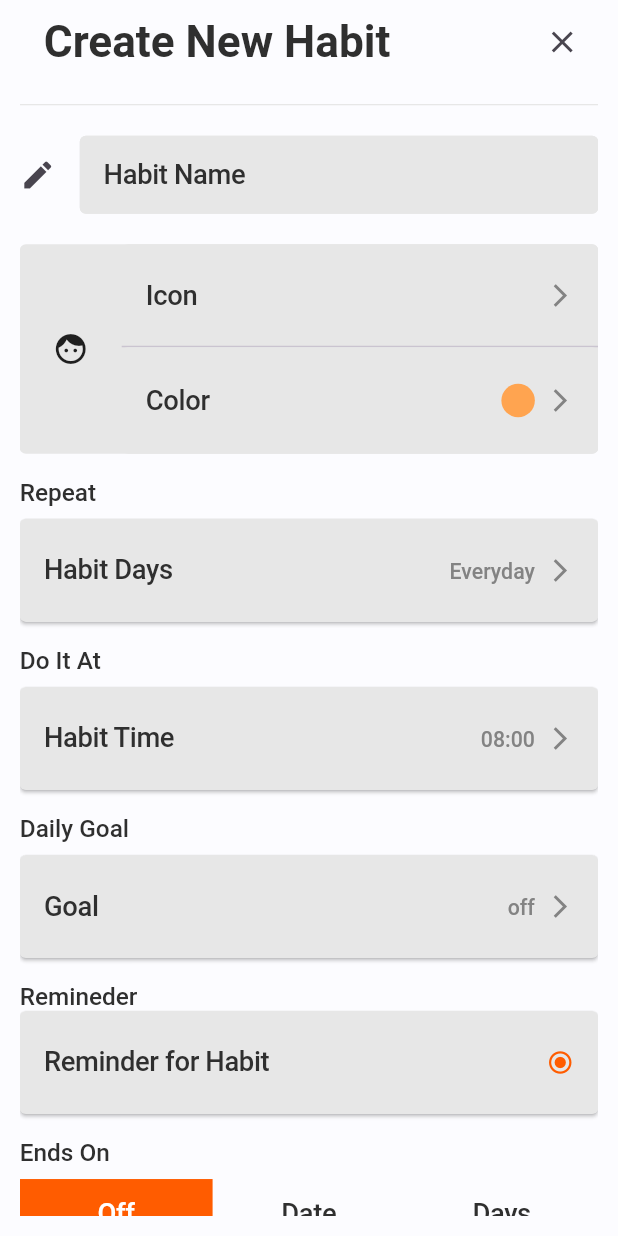
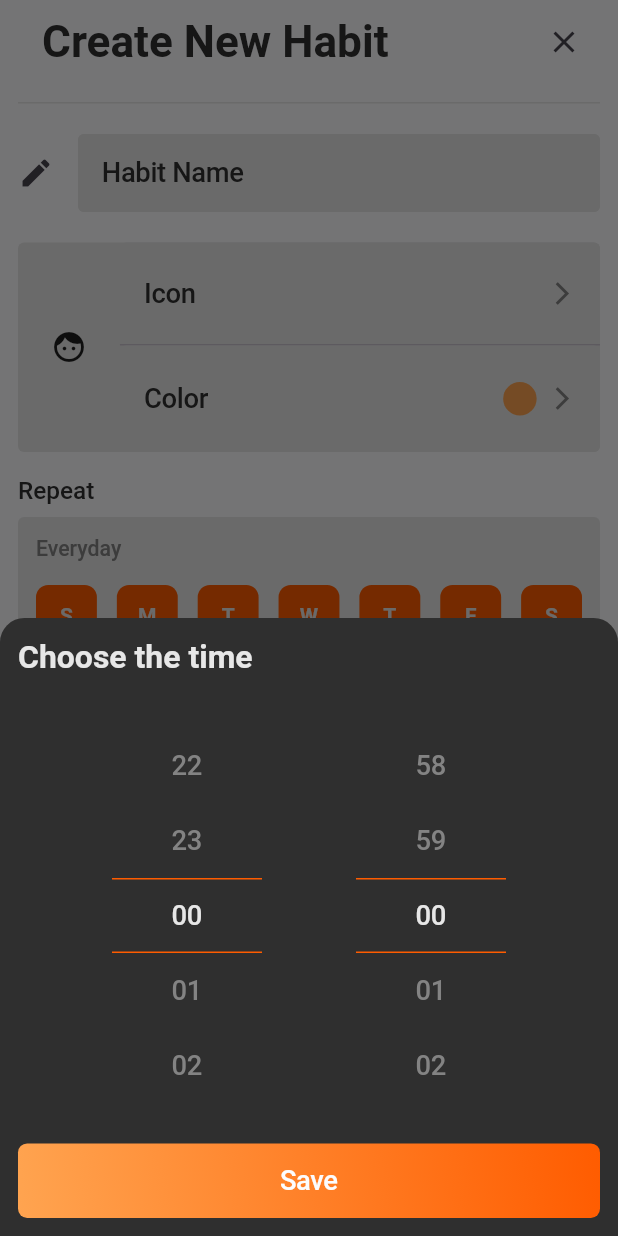
Before and after one commit to seiffbdd/habit_tracker, a Flutter app: the AddHabitView screen opened by its route, after a tap on "Habit Time", on a phone screen of 412 x 824 dp. Run offline on Flutter 3.47's test engine with Material 3 defaults, Android fonts, the phone set to English and light mode, and no system bars; drawn by our look-alikes of numberpicker; our stand-ins replace flutter_screenutil, go_router, sqflite; accounts and stored records are empty.

Commit message:
used the custom widgets in the add habit view

```diff
--- a/lib/features/add_habit/presentation/view/add_habit_view.dart
+++ b/lib/features/add_habit/presentation/view/add_habit_view.dart
@@ -3,10 +3,15 @@ import 'package:flutter_screenutil/flutter_screenutil.dart';
 import 'package:go_router/go_router.dart';
 import 'package:habit_tracker/core/constants/ui_constants.dart';
 import 'package:habit_tracker/core/theme/app_colors.dart';
+import 'package:habit_tracker/core/utils/components.dart';
+import 'package:habit_tracker/features/add_habit/presentation/view/widgets/build_bottom_sheet.dart';
 import 'package:habit_tracker/features/add_habit/presentation/view/widgets/build_tab_bar.dart';
+import 'package:habit_tracker/features/add_habit/presentation/view/widgets/default_number_picker.dart';
 import 'package:habit_tracker/features/add_habit/presentation/view/widgets/labeled_action_button.dart';
 import 'package:habit_tracker/features/add_habit/presentation/view/widgets/custom_text_form_field.dart';
 import 'package:habit_tracker/features/add_habit/presentation/view/widgets/icon_and_color_card.dart';
+import 'package:habit_tracker/core/widgets/gredient_button.dart';
+import 'package:habit_tracker/features/add_habit/presentation/view/widgets/weakday_selector.dart';
 
 class AddHabitView extends StatefulWidget {
   const AddHabitView({super.key});
@@ -34,13 +39,15 @@ class _AddHabitViewState extends State<AddHabitView>
     _tabController.dispose();
   }
 
+  int _hour = 0;
+  int _minute = 0;
   @override
   Widget build(BuildContext context) {
     return Scaffold(
       appBar: AppBar(
-        actionsPadding: EdgeInsets.only(right: 12.0.w),
-        title: Padding(
-          padding: EdgeInsets.only(left: 12.0.w),
+        actionsPadding: const EdgeInsets.only(right: 12.0),
+        title: const Padding(
+          padding: EdgeInsets.only(left: 12.0),
           child: Text('Create New Habit'),
         ),
         automaticallyImplyLeading: false,
@@ -49,12 +56,12 @@ class _AddHabitViewState extends State<AddHabitView>
             onPressed: () {
               context.pop();
             },
-            icon: Icon(Icons.close),
+            icon: const Icon(Icons.close),
           ),
         ],
       ),
       body: Padding(
-        padding: EdgeInsets.all(12.w),
+        padding: const EdgeInsets.all(12),
         child: SingleChildScrollView(
           child: Column(
             crossAxisAlignment: CrossAxisAlignment.start,
@@ -63,15 +70,12 @@ class _AddHabitViewState extends State<AddHabitView>
               height20,
               CustomTextFormField(controller: _habitNameController),
               height20,
-              IconAndColorCard(),
+              const IconAndColorCard(),
               height16,
               Text('Repeat', style: Theme.of(context).textTheme.displayMedium),
               height8,
-              LabeledActionButton(
-                labelText: 'Habit Days',
-                sublabelText: 'Everyday',
-                onPressed: () {},
-              ),
+              const WeekdaySelector(),
+
               height16,
               Text(
                 'Do It At',
@@ -81,6 +85,45 @@ class _AddHabitViewState extends State<AddHabitView>
               LabeledActionButton(
                 labelText: 'Habit Time',
                 sublabelText: '08:00',
+                onPressed: () async {
+                  await Components.showDefaultBottomSheet(
+                    context,
+                    child: StatefulBuilder(
+                      // i will handle it with cubit
+                      builder: (context, setState) {
+                        return BuildBottomSheet(
+                          titleText: 'Choose the time',
+                          body: Row(
+                            mainAxisAlignment: MainAxisAlignment.spaceEvenly,
+                            children: [
+                              DefaultNumberPicker(
+                                minValue: 0,
+                                maxValue: 23,
+                                value: _hour,
+                                onChanged: (value) {
+                                  setState(() {
+                                    _hour = value;
+                                  });
+                                },
+                              ),
+                              DefaultNumberPicker(
+                                minValue: 0,
+                                maxValue: 59,
+                                value: _minute,
+                                onChanged: (value) {
+                                  setState(() {
+                                    _minute = value;
+                                  });
+                                },
+                              ),
+                            ],
+                          ),
+                          footer: GredientButton(text: 'Save'),
+                        );
+                      },
+                    ),
+                  );
+                },
               ),
               height16,
               Text(
@@ -88,13 +131,13 @@ class _AddHabitViewState extends State<AddHabitView>
                 style: Theme.of(context).textTheme.displayMedium,
               ),
               height8,
-              LabeledActionButton(labelText: 'Goal', sublabelText: 'off'),
+              const LabeledActionButton(labelText: 'Goal', sublabelText: 'off'),
               height16,
               Text(
                 'Remineder',
                 style: Theme.of(context).textTheme.displayMedium,
               ),
-              LabeledActionButton(
+              const LabeledActionButton(
                 labelText: 'Reminder for Habit',
                 suffixIcon: Icons.radio_button_checked,
                 iconColor: AppColors.darkOrange,
@@ -107,11 +150,11 @@ class _AddHabitViewState extends State<AddHabitView>
                 height: 200.h,
                 child: TabBarView(
                   controller: _tabController,
-                  physics: NeverScrollableScrollPhysics(),
+                  physics: const NeverScrollableScrollPhysics(),
                   children: [
-                    Center(child: Text('Off')),
-                    Center(child: Text('Date')),
-                    Center(child: Text('Days')),
+                    const Center(child: Text('Off')),
+                    const Center(child: Text('Date')),
+                    const Center(child: Text('Days')),
                   ],
                 ),
               ),
```
